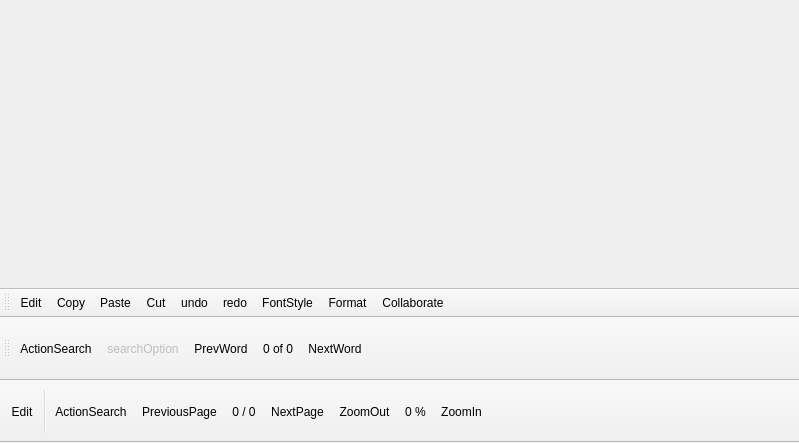
Old version of the form tools/f-office/MainWindow.ui in the repository KDE/calligra.
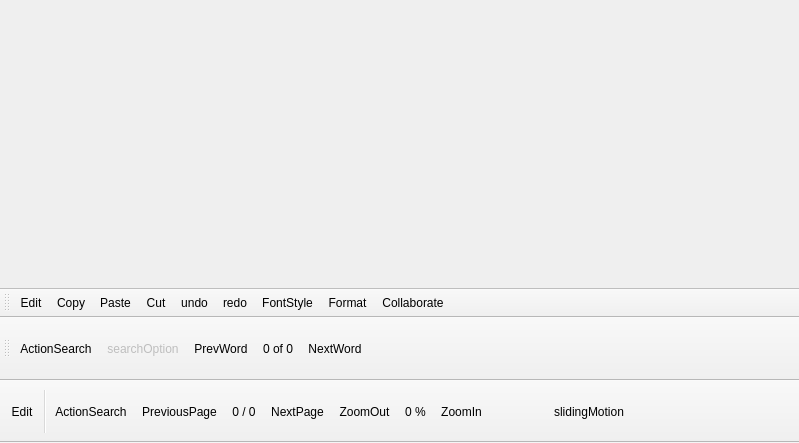
New version of the form. Icons and pictures are not drawn.

Commit message: UI Modification Changed position of presentation existing icons,added new icon for acclerometer meter based presentation

```diff
--- a/tools/f-office/MainWindow.ui
+++ b/tools/f-office/MainWindow.ui
@@ -438,6 +438,15 @@
     <string>Collaborate</string>
    </property>
   </action>
+  <action name="actionSlidingMotion">
+   <property name="icon">
+    <iconset resource="FreOffice.qrc">
+     <normaloff>:/images/48x48/Edittoolbaricons/SlidingMotion.png</normaloff>:/images/48x48/Edittoolbaricons/SlidingMotion.png</iconset>
+   </property>
+   <property name="text">
+    <string>slidingMotion</string>
+   </property>
+  </action>
  </widget>
  <resources>
   <include location="FreOffice.qrc"/>
```
The commit also changes 3 other files.
